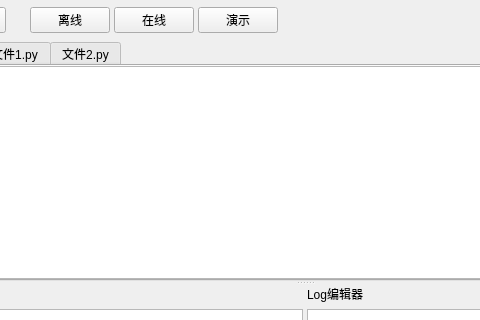
Qt form src/ui/main_window.ui (haimenlinchen/Pkjviz-py) before a commit; both pictures show x 415 to 895 and y 0 to 320 of the 1440 by 793 pixel window.
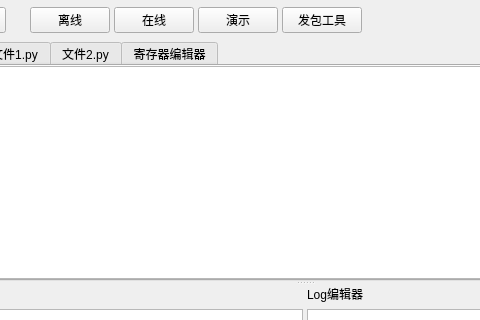
The same form after that commit.

Patch:
```diff
--- a/src/ui/main_window.ui
+++ b/src/ui/main_window.ui
@@ -132,6 +132,16 @@
          </property>
         </widget>
        </item>
+       <item>
+        <widget class="QPushButton" name="packetToolButton">
+         <property name="text">
+          <string>发包工具</string>
+         </property>
+         <property name="visible">
+          <bool>false</bool>
+         </property>
+        </widget>
+       </item>
        <item>
         <spacer name="horizontalSpacer_2">
          <property name="orientation">
@@ -390,6 +400,11 @@
           <string>文件2.py</string>
          </attribute>
         </widget>
+        <widget class="QWidget" name="registerEditorTab">
+         <attribute name="title">
+          <string>寄存器编辑器</string>
+         </attribute>
+        </widget>
        </widget>
        <widget class="QSplitter" name="logSplitter">
         <property name="orientation">
```
